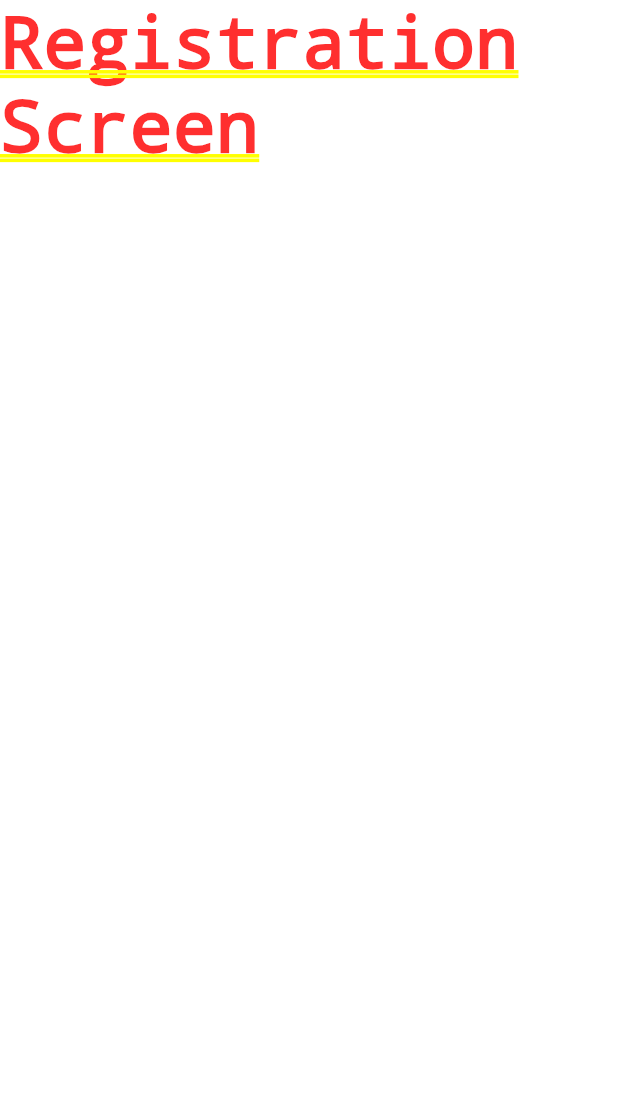
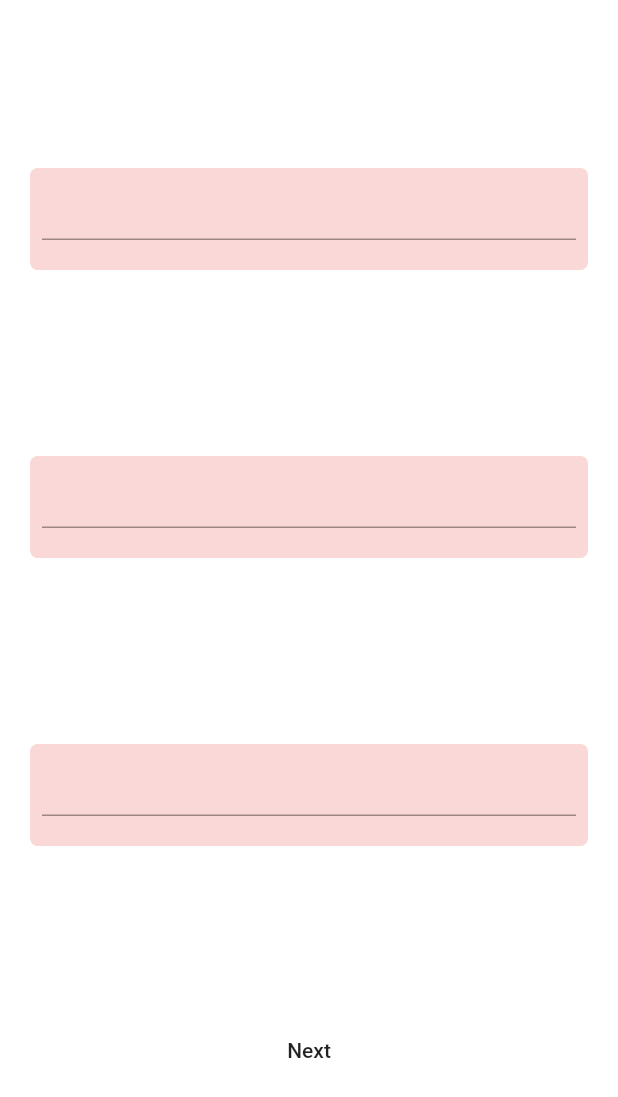
Before and after one commit to yossaj/unnecessay_consequences, a Flutter app: the screen it shows after launch, on a phone screen of 412 x 824 dp. Shown: the top 1097 px of the screen. Run offline on Flutter 3.47's test engine with Material 2 defaults, Android fonts, the phone set to English and light mode, and no system bars; our stand-ins replace animated_text_kit.

```diff
--- a/lib/screens/registration_screen.dart
+++ b/lib/screens/registration_screen.dart
@@ -3,8 +3,50 @@ import 'package:flutter/material.dart';
 class RegistrationScreen extends StatelessWidget {
   @override
   Widget build(BuildContext context) {
-    return Container(
-      child: Text('Registration Screen'),
+    return Scaffold(
+      backgroundColor: Colors.white,
+      body: Column(
+        mainAxisAlignment: MainAxisAlignment.spaceEvenly,
+        children: [
+          RegTextField(),
+          RegTextField(),
+          RegTextField(),
+          FlatButton(
+            child: Text('Next'),
+            onPressed: (){
+              Navigator.pushNamed(context, '3');
+            },
+          )
+        ],
+      ),
     );
   }
 }
+
+class RegTextField extends StatefulWidget {
+  @override
+  _RegTextFieldState createState() => _RegTextFieldState();
+}
+
+class _RegTextFieldState extends State<RegTextField> {
+  @override
+  Widget build(BuildContext context) {
+    return Padding(
+      padding: const EdgeInsets.symmetric(vertical: 12, horizontal: 20),
+      child: Container(
+        padding: EdgeInsets.only(bottom: 20, left: 8, right: 8),
+        child: TextField(
+          style: TextStyle(
+            fontSize: 20
+          ),
+        ),
+        decoration: BoxDecoration(
+          color: Color(0x44F16C6C),
+          borderRadius: BorderRadius.circular(5),
+
+        ),
+
+      ),
+    );
+  }
+}
--- a/pubspec.yaml
+++ b/pubspec.yaml
@@ -24,6 +24,7 @@ dependencies:
   flutter:
     sdk: flutter
   animated_text_kit: ^2.4.1
+  intl: ^0.16.1
 
 
   # The following adds the Cupertino Icons font to your application.
```
Also changed, not shown: lib/screens/time_screen.dart (+63 -7 lines), pubspec.lock.
